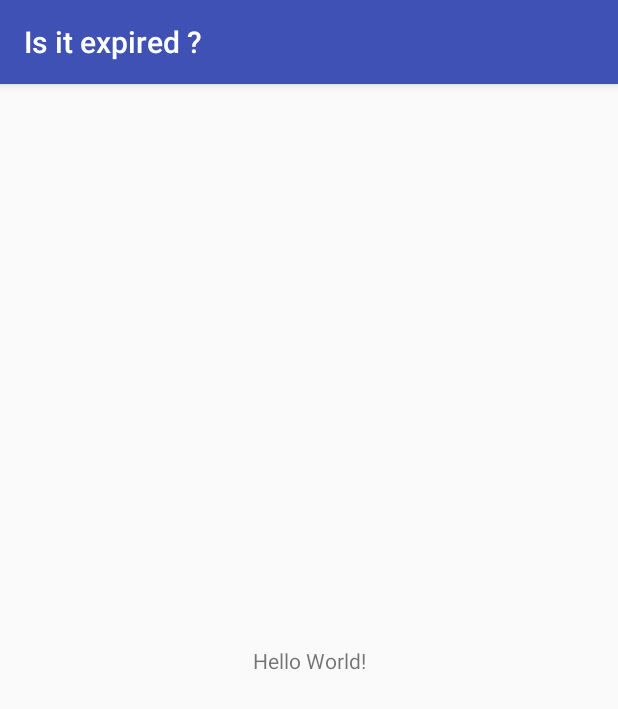
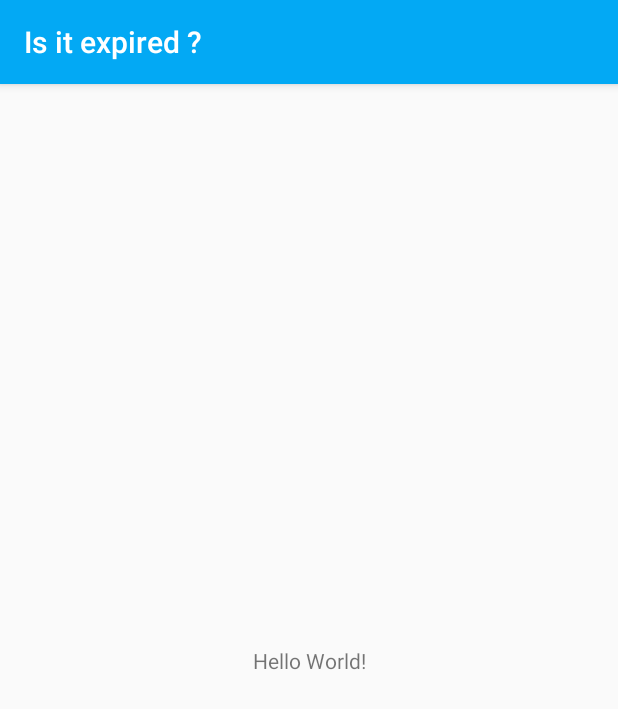
Before and after one commit to aminecmi/isitexpired, an Android app: the screen it shows after launch (MainActivity), on a phone screen of 412 x 824 dp. Shown: the top 709 px of the screen. Run offline under Robolectric (Android 15) with nearby library versions, the phone set to English and light mode, and no system bars.

Commit message:
Added theme colors, github templates, readme and license.

```diff
--- a/app/src/main/res/values/colors.xml
+++ b/app/src/main/res/values/colors.xml
@@ -1,6 +1,11 @@
 <?xml version="1.0" encoding="utf-8"?>
 <resources>
-    <color name="colorPrimary">#3F51B5</color>
-    <color name="colorPrimaryDark">#303F9F</color>
-    <color name="colorAccent">#FF4081</color>
+    <color name="colorPrimary">#03A9F4</color>
+    <color name="colorPrimaryDark">#0288D1</color>
+    <color name="colorPrimaryLight">#B3E5FC</color>
+    <color name="colorAccent">#FF5252</color>
+    <color name="primary_text">#212121</color>
+    <color name="secondary_text">#757575</color>
+    <color name="icons">#FFFFFF</color>
+    <color name="divider">#BDBDBD</color>
 </resources>
```
Also changed, not shown: 5 other files.
